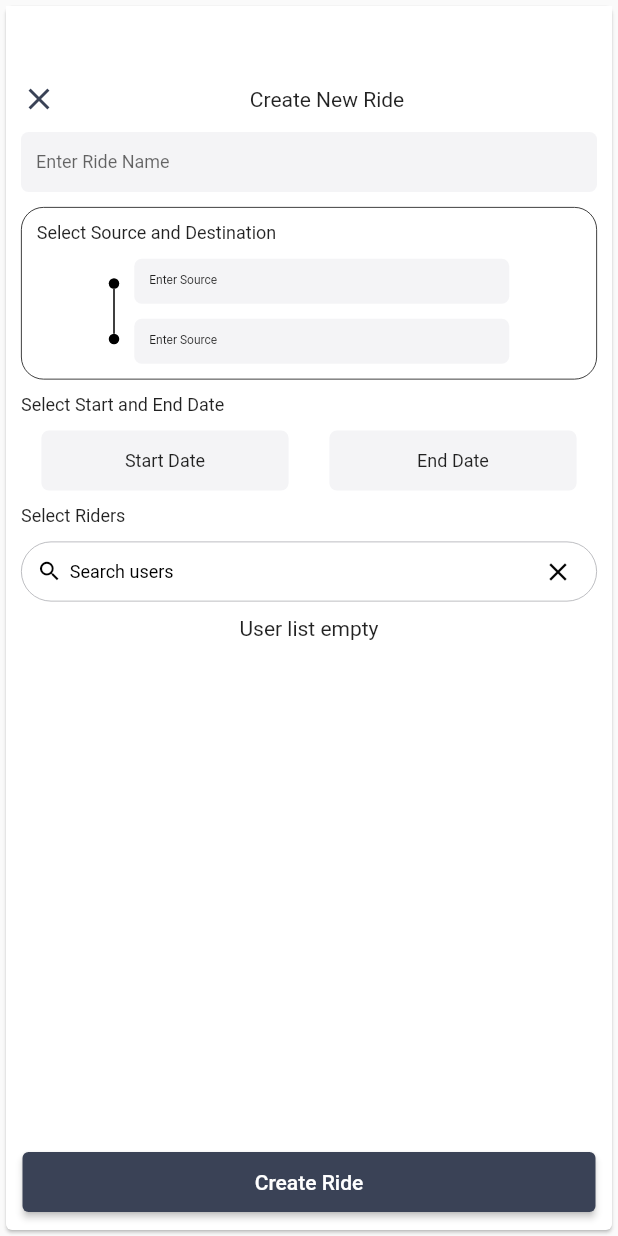
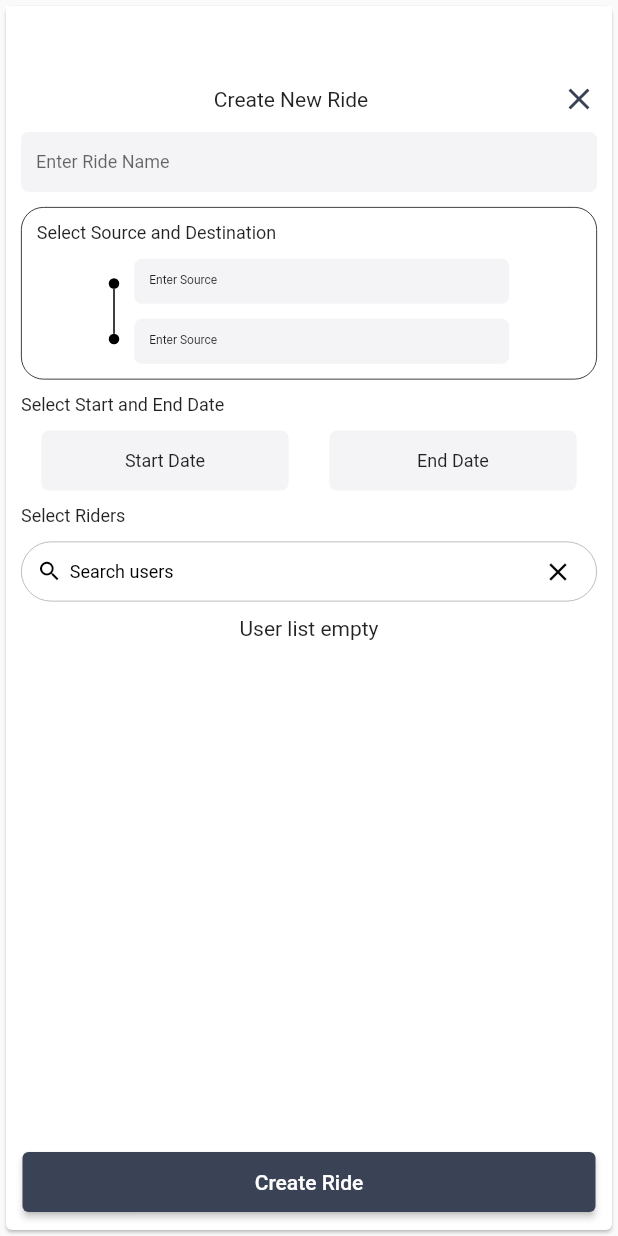
Before and after one commit to gagan1994/tipzie, a Flutter app: the CreateNewRideScreen screen opened directly, on a phone screen of 412 x 824 dp. Run offline on Flutter 3.47's test engine with Material 2 defaults, Android fonts, the phone set to English and light mode, and no system bars; our stand-ins replace firebase_auth, firebase_core, flutter_cache_manager, flutter_svg, geolocator, google_fonts and 8 more; missing offline and left inert: background_locator_2, flutter_google_places, flutter_polygon, google_api_headers, google_maps_webservice, location_permissions and 1 more; accounts and stored records are empty; network calls fail.

Commit message:
moving close button

```diff
--- a/lib/ui/main/rides/create_new_ride_screen.dart
+++ b/lib/ui/main/rides/create_new_ride_screen.dart
@@ -67,6 +67,13 @@ class _CreateNewRideScreenState extends State<CreateNewRideScreen> {
               color: Colors.white,
               child: Row(
                 children: [
+                  const Expanded(
+                      child: Align(
+                    alignment: Alignment.center,
+                    child: Text(
+                      "Create New Ride",
+                    ),
+                  )),
                   GestureDetector(
                     child: const Icon(
                       Icons.clear,
@@ -76,13 +83,6 @@ class _CreateNewRideScreenState extends State<CreateNewRideScreen> {
                       Navigator.pop(context);
                     },
                   ),
-                  Expanded(
-                      child: Align(
-                    alignment: Alignment.center,
-                    child: Text(
-                      "Create New Ride",
-                    ),
-                  )),
                 ],
               ),
             ),
```
